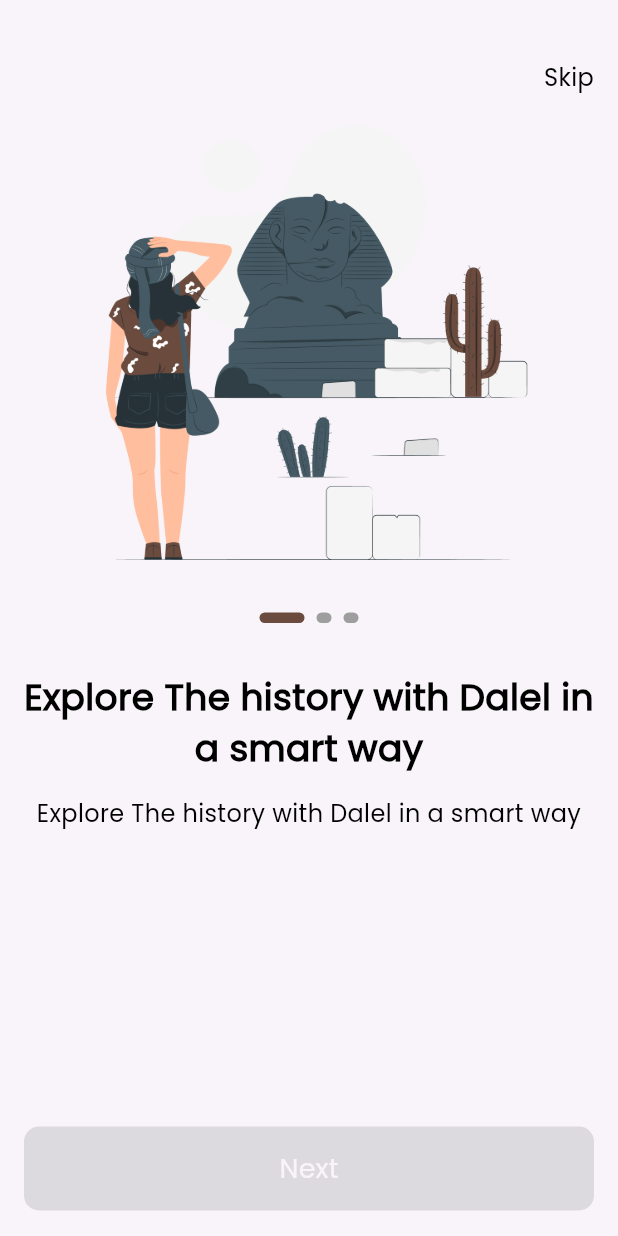
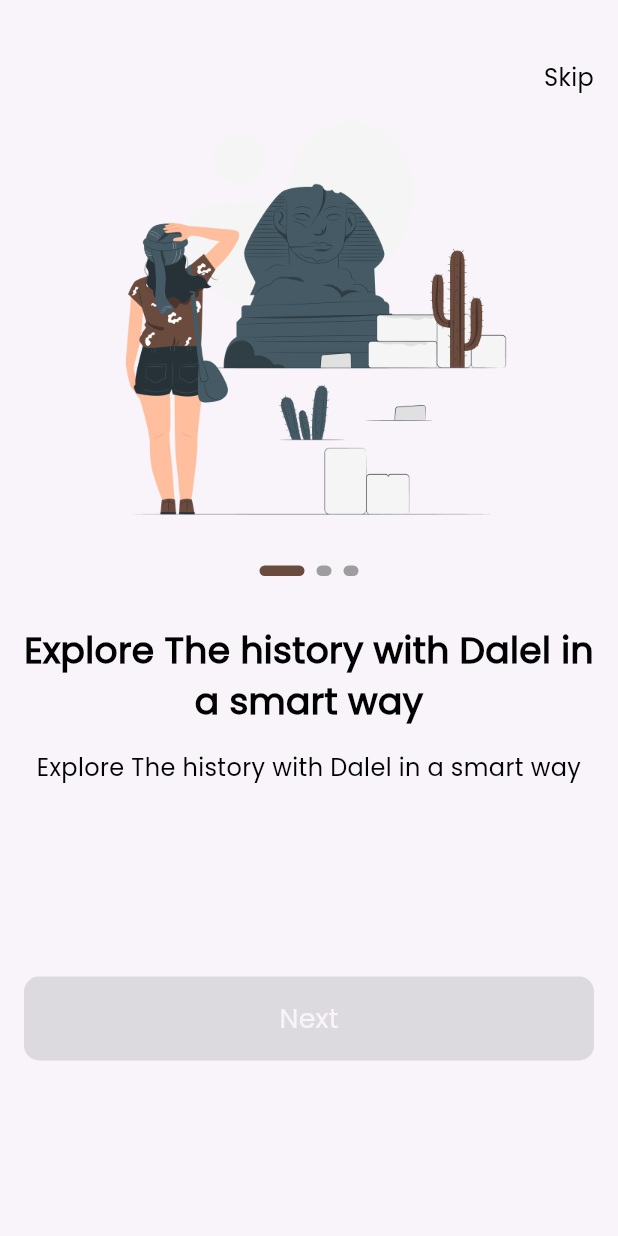
Before and after one commit to nizarzitouni/Dalel, a Flutter app: the screen it shows after launch, on a phone screen of 412 x 824 dp. Run offline on Flutter 3.47's test engine with Material 3 defaults, Android fonts, the phone set to English and light mode, and no system bars; drawn by our look-alikes of smooth_page_indicator; our stand-ins replace go_router.

Commit message:
Refactoring OnBoarding

```diff
--- a/lib/features/on_boarding/presentation/views/widgets/on_boarding_view_body.dart
+++ b/lib/features/on_boarding/presentation/views/widgets/on_boarding_view_body.dart
@@ -11,11 +11,13 @@ class OnBoardingViewBody extends StatelessWidget {
   Widget build(BuildContext context) {
     return Padding(
       padding: const EdgeInsets.symmetric(horizontal: 16),
-      child: Column(
+      child: ListView(
+        physics: const BouncingScrollPhysics(),
         children: [
           const SizedBox(height: 40.0),
           const CustomNavBar(),
           OnBoardingWidgetBody(),
+          const SizedBox(height: 88.0),
           const CustomBtn(
             text: 'Next',
             //color: AppColors.primaryColor,
--- a/lib/features/on_boarding/presentation/views/widgets/on_boarding_widget_body.dart
+++ b/lib/features/on_boarding/presentation/views/widgets/on_boarding_widget_body.dart
@@ -10,15 +10,23 @@ class OnBoardingWidgetBody extends StatelessWidget {
 
   @override
   Widget build(BuildContext context) {
-    return Expanded(
+    return SizedBox(
+      height: 500,
       child: PageView.builder(
+        physics: const BouncingScrollPhysics(),
         controller: pageController,
         itemBuilder: (context, index) {
           return Column(
             //mainAxisAlignment: MainAxisAlignment.center,
             //crossAxisAlignment: CrossAxisAlignment.center,
             children: [
-              Image.asset(Assets.imagesOnBoarding1),
+              Container(
+                height: 290,
+                width: 343,
+                decoration: const BoxDecoration(
+                  image: DecorationImage(image: AssetImage(Assets.imagesOnBoarding1), fit: BoxFit.fill),
+                ),
+              ),
               const SizedBox(height: 24.0),
               CustomSmoothPageIndicator(pageController: pageController),
               const SizedBox(height: 32.0),
@@ -26,12 +34,16 @@ class OnBoardingWidgetBody extends StatelessWidget {
                 'Explore The history with Dalel in a smart way',
                 style: AppTextStyles.poppins500style24.copyWith(fontWeight: FontWeight.bold),
                 textAlign: TextAlign.center,
+                maxLines: 2,
+                overflow: TextOverflow.ellipsis,
               ),
               const SizedBox(height: 16.0),
               const Text(
                 'Explore The history with Dalel in a smart way',
                 style: AppTextStyles.poppins300style16,
                 textAlign: TextAlign.center,
+                maxLines: 2,
+                overflow: TextOverflow.ellipsis,
               ),
             ],
           );
```
